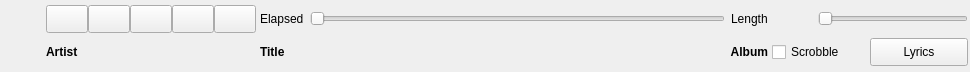
This is ui/controlpanel.ui in ChaoticConundrum/qmpdclient as Qt 5 draws it before an edit. The edited form follows.
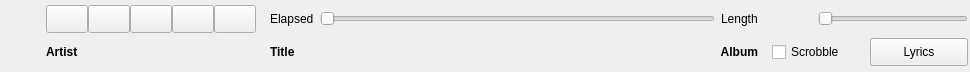
This is the edited form. Icons and pictures are not drawn. Custom widgets are drawn as their Qt base class.

Commit message: Add spacers back

```diff
--- a/ui/controlpanel.ui
+++ b/ui/controlpanel.ui
@@ -32,160 +32,6 @@
    <property name="verticalSpacing">
     <number>2</number>
    </property>
-   <item row="0" column="4">
-    <layout class="QHBoxLayout" name="horizontalLayout_6">
-     <item>
-      <layout class="QVBoxLayout" name="verticalLayout">
-       <item>
-        <layout class="QHBoxLayout" name="horizontalLayout_3">
-         <property name="spacing">
-          <number>6</number>
-         </property>
-         <property name="leftMargin">
-          <number>0</number>
-         </property>
-         <property name="topMargin">
-          <number>0</number>
-         </property>
-         <property name="rightMargin">
-          <number>0</number>
-         </property>
-         <property name="bottomMargin">
-          <number>0</number>
-         </property>
-         <item>
-          <widget class="TimeLabel" name="elapsedLabel">
-           <property name="sizePolicy">
-            <sizepolicy hsizetype="Minimum" vsizetype="Minimum">
-             <horstretch>0</horstretch>
-             <verstretch>0</verstretch>
-            </sizepolicy>
-           </property>
-           <property name="text">
-            <string>Elapsed</string>
-           </property>
-          </widget>
-         </item>
-         <item>
-          <widget class="TimeSlider" name="timeSlider">
-           <property name="orientation">
-            <enum>Qt::Horizontal</enum>
-           </property>
-          </widget>
-         </item>
-         <item>
-          <layout class="QVBoxLayout" name="verticalLayout_3"/>
-         </item>
-         <item>
-          <widget class="TotalTimeLabel" name="totalLabel">
-           <property name="sizePolicy">
-            <sizepolicy hsizetype="Minimum" vsizetype="Minimum">
-             <horstretch>0</horstretch>
-             <verstretch>0</verstretch>
-            </sizepolicy>
-           </property>
-           <property name="text">
-            <string>Length</string>
-           </property>
-          </widget>
-         </item>
-        </layout>
-       </item>
-      </layout>
-     </item>
-    </layout>
-   </item>
-   <item row="1" column="4">
-    <layout class="QHBoxLayout" name="horizontalLayout_5">
-     <item>
-      <widget class="QLabel" name="titleLabel">
-       <property name="sizePolicy">
-        <sizepolicy hsizetype="MinimumExpanding" vsizetype="Preferred">
-         <horstretch>0</horstretch>
-         <verstretch>0</verstretch>
-        </sizepolicy>
-       </property>
-       <property name="text">
-        <string>&lt;b&gt;Title&lt;/b&gt;</string>
-       </property>
-       <property name="textFormat">
-        <enum>Qt::RichText</enum>
-       </property>
-       <property name="alignment">
-        <set>Qt::AlignLeading|Qt::AlignLeft|Qt::AlignVCenter</set>
-       </property>
-      </widget>
-     </item>
-     <item>
-      <widget class="QLabel" name="albumLabel">
-       <property name="sizePolicy">
-        <sizepolicy hsizetype="MinimumExpanding" vsizetype="Preferred">
-         <horstretch>0</horstretch>
-         <verstretch>0</verstretch>
-        </sizepolicy>
-       </property>
-       <property name="text">
-        <string>&lt;b&gt;Album&lt;/b&gt;</string>
-       </property>
-       <property name="textFormat">
-        <enum>Qt::RichText</enum>
-       </property>
-       <property name="alignment">
-        <set>Qt::AlignRight|Qt::AlignTrailing|Qt::AlignVCenter</set>
-       </property>
-      </widget>
-     </item>
-    </layout>
-   </item>
-   <item row="1" column="5">
-    <layout class="QHBoxLayout" name="horizontalLayout_2">
-     <item>
-      <widget class="QCheckBox" name="scrobbleCheckBox">
-       <property name="text">
-        <string>Scrobble</string>
-       </property>
-      </widget>
-     </item>
-     <item>
-      <widget class="QPushButton" name="lyricsButton">
-       <property name="maximumSize">
-        <size>
-         <width>16777215</width>
-         <height>28</height>
-        </size>
-       </property>
-       <property name="text">
-        <string>Lyrics</string>
-       </property>
-      </widget>
-     </item>
-    </layout>
-   </item>
-   <item row="0" column="2" rowspan="2">
-    <widget class="QPushButton" name="coverArtButton">
-     <property name="sizePolicy">
-      <sizepolicy hsizetype="Preferred" vsizetype="Preferred">
-       <horstretch>0</horstretch>
-       <verstretch>0</verstretch>
-      </sizepolicy>
-     </property>
-     <property name="icon">
-      <iconset theme="media-album-cover"/>
-     </property>
-     <property name="iconSize">
-      <size>
-       <width>50</width>
-       <height>50</height>
-      </size>
-     </property>
-     <property name="shortcut">
-      <string/>
-     </property>
-     <property name="flat">
-      <bool>true</bool>
-     </property>
-    </widget>
-   </item>
    <item row="0" column="3">
     <layout class="QHBoxLayout" name="horizontalLayout">
      <property name="spacing">
@@ -305,7 +151,20 @@
      </item>
     </layout>
    </item>
-   <item row="0" column="5">
+   <item row="1" column="3">
+    <widget class="QLabel" name="artistLabel">
+     <property name="text">
+      <string>&lt;b&gt;Artist&lt;/b&gt;</string>
+     </property>
+     <property name="textFormat">
+      <enum>Qt::RichText</enum>
+     </property>
+     <property name="alignment">
+      <set>Qt::AlignLeading|Qt::AlignLeft|Qt::AlignVCenter</set>
+     </property>
+    </widget>
+   </item>
+   <item row="0" column="7">
     <layout class="QVBoxLayout" name="verticalLayout_2">
      <item>
       <layout class="QHBoxLayout" name="horizontalLayout_4">
@@ -370,19 +229,193 @@
      </item>
     </layout>
    </item>
-   <item row="1" column="3">
-    <widget class="QLabel" name="artistLabel">
-     <property name="text">
-      <string>&lt;b&gt;Artist&lt;/b&gt;</string>
+   <item row="0" column="5">
+    <layout class="QHBoxLayout" name="horizontalLayout_6">
+     <item>
+      <layout class="QVBoxLayout" name="verticalLayout">
+       <item>
+        <layout class="QHBoxLayout" name="horizontalLayout_3">
+         <property name="spacing">
+          <number>6</number>
+         </property>
+         <property name="leftMargin">
+          <number>0</number>
+         </property>
+         <property name="topMargin">
+          <number>0</number>
+         </property>
+         <property name="rightMargin">
+          <number>0</number>
+         </property>
+         <property name="bottomMargin">
+          <number>0</number>
+         </property>
+         <item>
+          <widget class="TimeLabel" name="elapsedLabel">
+           <property name="sizePolicy">
+            <sizepolicy hsizetype="Minimum" vsizetype="Minimum">
+             <horstretch>0</horstretch>
+             <verstretch>0</verstretch>
+            </sizepolicy>
+           </property>
+           <property name="text">
+            <string>Elapsed</string>
+           </property>
+          </widget>
+         </item>
+         <item>
+          <widget class="TimeSlider" name="timeSlider">
+           <property name="orientation">
+            <enum>Qt::Horizontal</enum>
+           </property>
+          </widget>
+         </item>
+         <item>
+          <layout class="QVBoxLayout" name="verticalLayout_3"/>
+         </item>
+         <item>
+          <widget class="TotalTimeLabel" name="totalLabel">
+           <property name="sizePolicy">
+            <sizepolicy hsizetype="Minimum" vsizetype="Minimum">
+             <horstretch>0</horstretch>
+             <verstretch>0</verstretch>
+            </sizepolicy>
+           </property>
+           <property name="text">
+            <string>Length</string>
+           </property>
+          </widget>
+         </item>
+        </layout>
+       </item>
+      </layout>
+     </item>
+    </layout>
+   </item>
+   <item row="1" column="4">
+    <spacer name="horizontalSpacer_2">
+     <property name="orientation">
+      <enum>Qt::Horizontal</enum>
      </property>
-     <property name="textFormat">
-      <enum>Qt::RichText</enum>
+     <property name="sizeType">
+      <enum>QSizePolicy::Fixed</enum>
      </property>
-     <property name="alignment">
-      <set>Qt::AlignLeading|Qt::AlignLeft|Qt::AlignVCenter</set>
+     <property name="sizeHint" stdset="0">
+      <size>
+       <width>10</width>
+       <height>0</height>
+      </size>
+     </property>
+    </spacer>
+   </item>
+   <item row="1" column="5">
+    <layout class="QHBoxLayout" name="horizontalLayout_5">
+     <item>
+      <widget class="QLabel" name="titleLabel">
+       <property name="sizePolicy">
+        <sizepolicy hsizetype="MinimumExpanding" vsizetype="Preferred">
+         <horstretch>0</horstretch>
+         <verstretch>0</verstretch>
+        </sizepolicy>
+       </property>
+       <property name="text">
+        <string>&lt;b&gt;Title&lt;/b&gt;</string>
+       </property>
+       <property name="textFormat">
+        <enum>Qt::RichText</enum>
+       </property>
+       <property name="alignment">
+        <set>Qt::AlignLeading|Qt::AlignLeft|Qt::AlignVCenter</set>
+       </property>
+      </widget>
+     </item>
+     <item>
+      <widget class="QLabel" name="albumLabel">
+       <property name="sizePolicy">
+        <sizepolicy hsizetype="MinimumExpanding" vsizetype="Preferred">
+         <horstretch>0</horstretch>
+         <verstretch>0</verstretch>
+        </sizepolicy>
+       </property>
+       <property name="text">
+        <string>&lt;b&gt;Album&lt;/b&gt;</string>
+       </property>
+       <property name="textFormat">
+        <enum>Qt::RichText</enum>
+       </property>
+       <property name="alignment">
+        <set>Qt::AlignRight|Qt::AlignTrailing|Qt::AlignVCenter</set>
+       </property>
+      </widget>
+     </item>
+    </layout>
+   </item>
+   <item row="0" column="6">
+    <spacer name="horizontalSpacer">
+     <property name="orientation">
+      <enum>Qt::Horizontal</enum>
+     </property>
+     <property name="sizeType">
+      <enum>QSizePolicy::Fixed</enum>
+     </property>
+     <property name="sizeHint" stdset="0">
+      <size>
+       <width>10</width>
+       <height>0</height>
+      </size>
+     </property>
+    </spacer>
+   </item>
+   <item row="0" column="2" rowspan="2">
+    <widget class="QPushButton" name="coverArtButton">
+     <property name="sizePolicy">
+      <sizepolicy hsizetype="Preferred" vsizetype="Preferred">
+       <horstretch>0</horstretch>
+       <verstretch>0</verstretch>
+      </sizepolicy>
+     </property>
+     <property name="icon">
+      <iconset theme="media-album-cover">
+       <normaloff>.</normaloff>.</iconset>
+     </property>
+     <property name="iconSize">
+      <size>
+       <width>50</width>
+       <height>50</height>
+      </size>
+     </property>
+     <property name="shortcut">
+      <string/>
+     </property>
+     <property name="flat">
+      <bool>true</bool>
      </property>
     </widget>
    </item>
+   <item row="1" column="7">
+    <layout class="QHBoxLayout" name="horizontalLayout_2">
+     <item>
+      <widget class="QCheckBox" name="scrobbleCheckBox">
+       <property name="text">
+        <string>Scrobble</string>
+       </property>
+      </widget>
+     </item>
+     <item>
+      <widget class="QPushButton" name="lyricsButton">
+       <property name="maximumSize">
+        <size>
+         <width>16777215</width>
+         <height>28</height>
+        </size>
+       </property>
+       <property name="text">
+        <string>Lyrics</string>
+       </property>
+      </widget>
+     </item>
+    </layout>
+   </item>
   </layout>
  </widget>
  <customwidgets>
```
